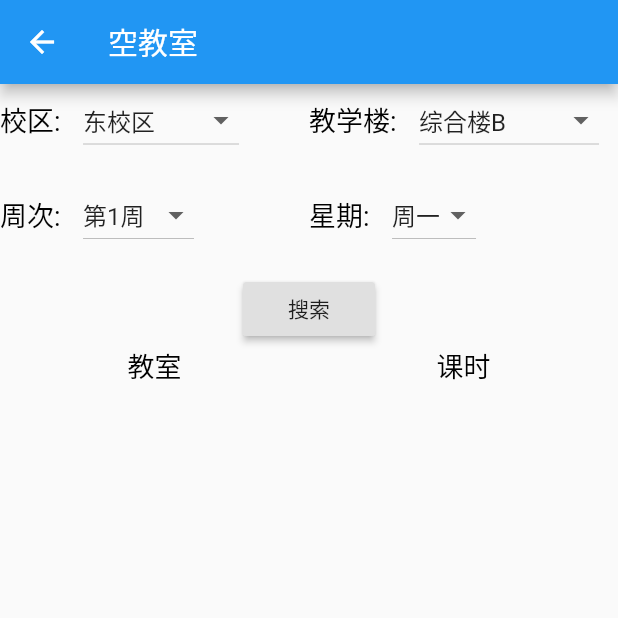
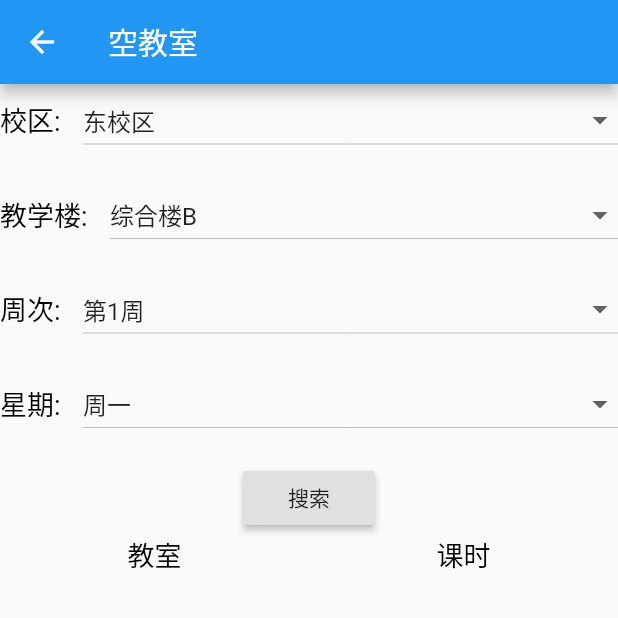
Before and after one commit to Hansybx/guohe-APP, a Flutter app: the EmptyClassroom screen opened by its route, on a phone screen of 412 x 824 dp, the top half of it. Run offline on Flutter 3.47's test engine with Material 2 defaults, Android fonts, the phone set to English and light mode, and no system bars; our stand-ins replace dio, flutter_icons, flutter_swiper, shared_preferences, toast; missing offline and left inert: flustars, flutter_beautiful_popup, flutter_webview_plugin; accounts and stored records are empty; network calls fail.

Commit message:
更新了空教室的显示

```diff
--- a/lib/routes/homePage/emptyClassroom.dart
+++ b/lib/routes/homePage/emptyClassroom.dart
@@ -29,7 +29,7 @@ class _EmptyClassroomState extends State<EmptyClassroom> {
   var westBuildingArray = ["西综", "图书馆"];
   var zhangBuildingArray = ["教学楼E", "教学楼F"];
   var suBuildingArray = ["教学楼A", "教学楼B", "教学楼C", "教学楼D", "外语楼", "经管数理", "船海土木"];
-  var orderArray = ['第一大节','第二大节','第三大节','第四大节','第五大节'];
+  var orderArray = ['第一大节', '第二大节', '第三大节', '第四大节', '第五大节'];
   var zcArray = [
     '第1周',
     '第2周',
@@ -130,14 +130,17 @@ class _EmptyClassroomState extends State<EmptyClassroom> {
   Widget ClassRoomBuild() {
     List<Widget> info = [];
     Widget content;
-    int x = -1;
+//    int x = -1;
     for (var item in ClsEmptyRes) {
-
-      if(weekArray.indexOf(weekValue)+1 == item['weekday']){
-        x++;
+      if (weekArray.indexOf(weekValue) + 1 == item['weekday']) {
+//        x++;
         info.add(Container(
-          color: x % 2 == 1 ? Colors.white : Colors.greenAccent,
-          child: Row(children: <Widget>[
+//          color: x % 2 == 1 ? Colors.white : Colors.blueGrey,
+          child: Column(
+            children: <Widget>[
+              Divider(height: 1.0,indent: 6.0,color: Colors.black),
+              SizedBox(height: 3,),
+              Row(children: <Widget>[
                 Expanded(
                   flex: 1,
                   child: Text(
@@ -146,12 +149,14 @@ class _EmptyClassroomState extends State<EmptyClassroom> {
                 ),
                 Expanded(
                   flex: 1,
-              child: Text(orderArray[item['time']-1]),
+                  child: Text(orderArray[item['time'] - 1]),
                 ),
               ]),
+
+            ],
+          ),
         ));
       }
-
     }
     content = Column(
       children: info,
@@ -187,18 +192,17 @@ class _EmptyClassroomState extends State<EmptyClassroom> {
             children: <Widget>[
               Row(
                 children: <Widget>[
-                  Expanded(
-                    flex: 1,
-                    child: Row(
-                      children: <Widget>[
                   Text('校区:'),
                   SizedBox(
                     width: 15,
                   ),
                   //校区
-                        DropdownButton(
+                  Expanded(
+                    flex: 1,
+                    child: DropdownButton(
+                      isExpanded: true,
                       value: areaValue,
-                          hint: Text('请选择校区'),
+                      hint: Text('请选择校区',),
                       onChanged: (String newValue) {
                         setState(() {
                           areaValue = newValue;
@@ -209,23 +213,27 @@ class _EmptyClassroomState extends State<EmptyClassroom> {
                           .map<DropdownMenuItem<String>>((String value) {
                         return DropdownMenuItem<String>(
                           value: value,
-                              child: Text(value),
+                          child: Text(value,),
                         );
                       }).toList(),
                     ),
+                  ),
                 ],
               ),
+              SizedBox(
+                height: 15,
               ),
-                  Expanded(
-                    flex: 1,
-                    child: Row(
+              Row(
                 children: <Widget>[
                   Text('教学楼:'),
                   SizedBox(
                     width: 15,
                   ),
                   // 教学楼
-                        DropdownButton(
+                  Expanded(
+                    flex: 1,
+                    child: DropdownButton(
+                      isExpanded: true,
                       value: buildValue,
                       hint: Text('请选择教学楼'),
                       onChanged: (String newValue) {
@@ -241,7 +249,37 @@ class _EmptyClassroomState extends State<EmptyClassroom> {
                         );
                       }).toList(),
                     ),
+                  ),
                 ],
+              ),
+              SizedBox(
+                height: 15,
+              ),
+              Row(
+                children: <Widget>[
+                  Text('周次:'),
+                  SizedBox(
+                    width: 15,
+                  ),
+                  // 周次
+                  Expanded(
+                    flex: 1,
+                    child: DropdownButton(
+                      isExpanded: true,
+                      value: zcValue,
+                      hint: Text('周次'),
+                      onChanged: (String newValue) {
+                        setState(() {
+                          zcValue = newValue;
+                        });
+                      },
+                      items:
+                          zcArray.map<DropdownMenuItem<String>>((String value) {
+                        return DropdownMenuItem<String>(
+                          value: value,
+                          child: Text(value),
+                        );
+                      }).toList(),
                     ),
                   ),
                 ],
@@ -251,44 +289,15 @@ class _EmptyClassroomState extends State<EmptyClassroom> {
               ),
               Row(
                 children: <Widget>[
-                  Expanded(
-                    flex: 1,
-                    child: Row(
-                      children: <Widget>[
-                        Text('周次:'),
-                        SizedBox(
-                          width: 15,
-                        ),
-                        // 周次
-                        DropdownButton(
-                          value: zcValue,
-                          hint: Text('周次'),
-                          onChanged: (String newValue) {
-                            setState(() {
-                              zcValue = newValue;
-                            });
-                          },
-                          items: zcArray
-                              .map<DropdownMenuItem<String>>((String value) {
-                            return DropdownMenuItem<String>(
-                              value: value,
-                              child: Text(value),
-                            );
-                          }).toList(),
-                        ),
-                      ],
-                    ),
-                  ),
-                  Expanded(
-                    flex: 1,
-                    child: Row(
-                      children: <Widget>[
                   Text('星期:'),
                   SizedBox(
                     width: 15,
                   ),
                   //星期几
-                        DropdownButton(
+                  Expanded(
+                    flex: 1,
+                    child: DropdownButton(
+                      isExpanded: true,
                       value: weekValue,
                       hint: Text('星期'),
                       onChanged: (String newValue) {
@@ -296,19 +305,18 @@ class _EmptyClassroomState extends State<EmptyClassroom> {
                           weekValue = newValue;
                         });
                       },
-                          items: weekArray
-                              .map<DropdownMenuItem<String>>((String value) {
+                      items:
+                          weekArray.map<DropdownMenuItem<String>>((String value) {
                         return DropdownMenuItem<String>(
                           value: value,
                           child: Text(value),
                         );
                       }).toList(),
                     ),
-                      ],
-                    ),
                   ),
                 ],
               ),
+
               SizedBox(
                 height: 15,
               ),
```
Lines whose indentation alone changed are shown as unchanged.
